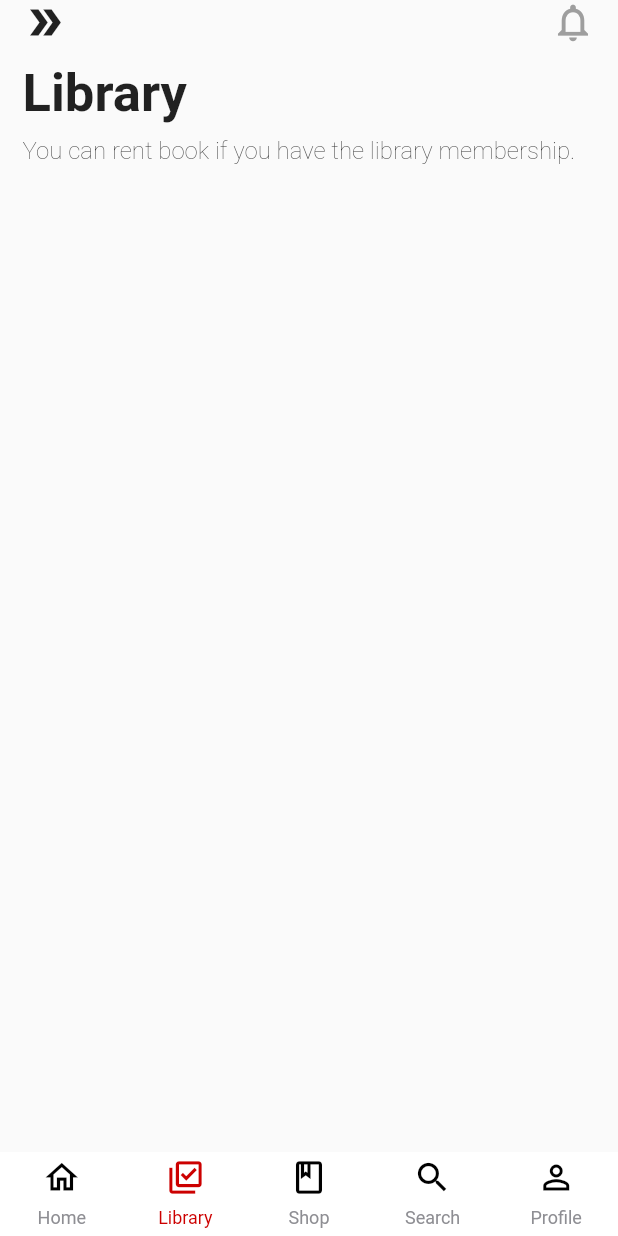
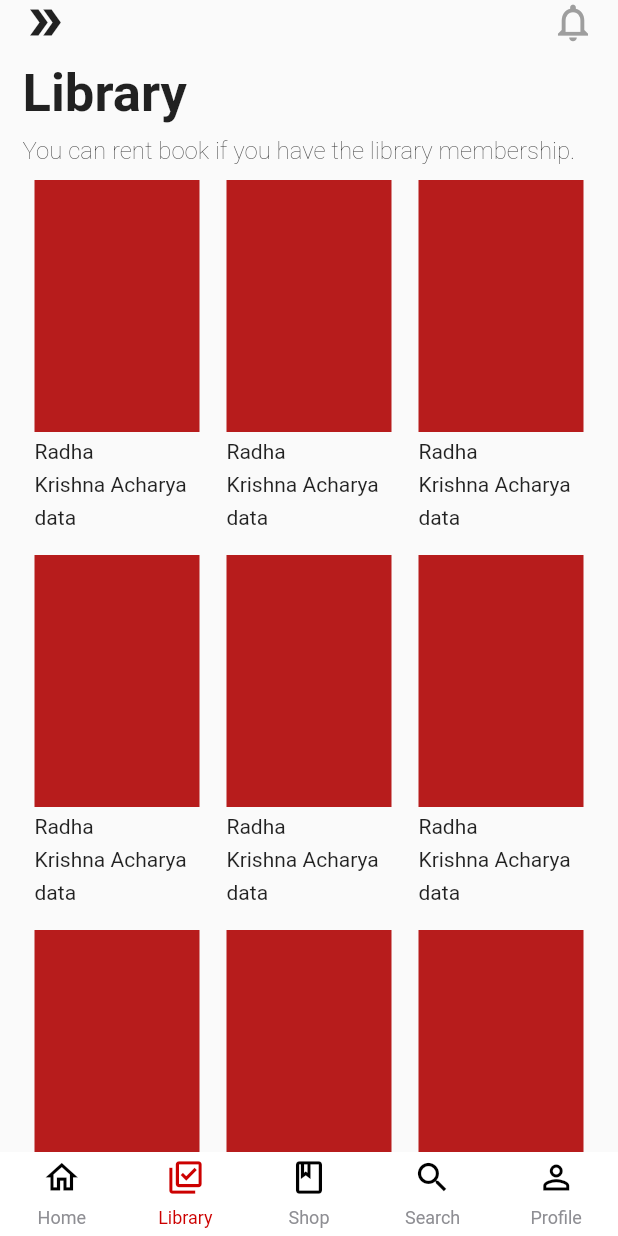
Before and after one commit to Prasiddha777/Black_Library_App, a Flutter app: the screen it shows after launch, item 2 of the bottom bar chosen, on a phone screen of 412 x 824 dp. Run offline on Flutter 3.47's test engine with Material 2 defaults, Android fonts, the phone set to English and light mode, and no system bars; drawn by our look-alikes of persistent_bottom_nav_bar; statements that could not run were skipped; project files that could hold a hidden picture were left out.

Commit message:
ui/ux comp

```diff
--- a/lib/view/Screens/home_screen.dart
+++ b/lib/view/Screens/home_screen.dart
@@ -1,3 +1,4 @@
+import 'package:b_library/resources/components/app_bar.dart';
 import 'package:b_library/resources/constants/color.dart';
 import 'package:b_library/view/Screens/library_screen.dart';
 import 'package:flutter/material.dart';
@@ -15,9 +16,14 @@ class _HomeScreenState extends State<HomeScreen> {
   List<Widget> _buildScreen() {
     return [
       SafeArea(
-        child: Text(
-          'Home',
-          style: Theme.of(context).textTheme.subtitle1,
+        child: Padding(
+          padding: const EdgeInsets.symmetric(horizontal: 15),
+          child: Column(
+            children: const [
+              //
+              LibraryAppBar()
+            ],
+          ),
         ),
       ),
       LibraryScreen(),
--- a/lib/view/Screens/library_screen.dart
+++ b/lib/view/Screens/library_screen.dart
@@ -39,6 +39,37 @@ class _LibraryScreenState extends State<LibraryScreen> {
                       fontWeight: FontWeight.w200,
                     ),
               ),
+
+              //
+              Expanded(
+                child: GridView.builder(
+                    gridDelegate: SliverGridDelegateWithFixedCrossAxisCount(
+                      mainAxisExtent: 250,
+                      crossAxisCount: 3,
+                      crossAxisSpacing: 2,
+                    ),
+                    itemCount: 12,
+                    itemBuilder: (BuildContext context, index) {
+                      return Padding(
+                        padding: const EdgeInsets.all(8.0),
+                        child: Column(
+                          crossAxisAlignment: CrossAxisAlignment.start,
+                          children: [
+                            Expanded(
+                              child: Container(
+                                // width: 220,
+                                // height: 400,
+                                color: Colors.red.shade900,
+                              ),
+                            ),
+                            Text('Radha'),
+                            Text('Krishna Acharya'),
+                            Text('data'),
+                          ],
+                        ),
+                      );
+                    }),
+              )
             ],
           ),
         ),
```
Also changed, not shown: lib/repository/auth_repository.dart (added).
